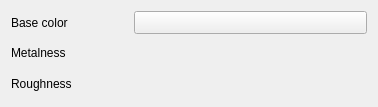
Before: the Qt Designer form src/ui/3d/metalroughmaterialwidget.ui in qgis/QGIS, drawn with Qt 5.
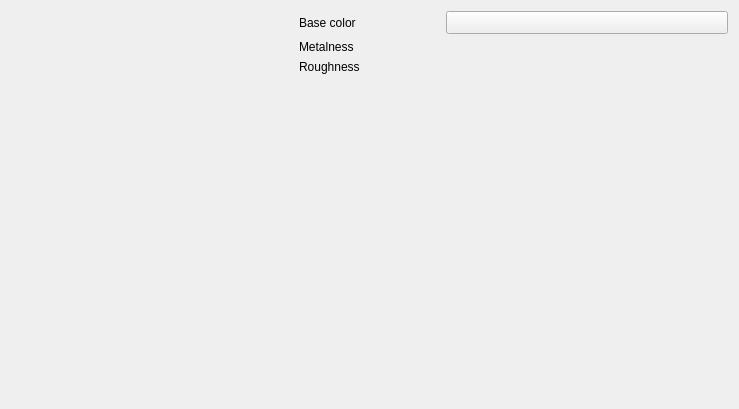
After: the same form once the commit is applied. Custom widgets are drawn as their Qt base class.

Commit message: Show material previews in most material configuration widgets

Patch:
```diff
--- a/src/ui/3d/metalroughmaterialwidget.ui
+++ b/src/ui/3d/metalroughmaterialwidget.ui
@@ -6,22 +6,43 @@
    <rect>
     <x>0</x>
     <y>0</y>
-    <width>378</width>
-    <height>107</height>
+    <width>739</width>
+    <height>409</height>
    </rect>
   </property>
   <property name="windowTitle">
    <string notr="true">Form</string>
   </property>
-  <layout class="QGridLayout" name="gridLayout" columnstretch="1,2">
-   <item row="0" column="0">
+  <layout class="QGridLayout" name="gridLayout" columnstretch="2,1,2">
+   <item row="2" column="1">
+    <widget class="QLabel" name="lblRoughness">
+     <property name="text">
+      <string>Roughness</string>
+     </property>
+    </widget>
+   </item>
+   <item row="0" column="1">
     <widget class="QLabel" name="lblSpecular">
      <property name="text">
       <string>Base color</string>
      </property>
     </widget>
    </item>
-   <item row="0" column="1">
+   <item row="1" column="1">
+    <widget class="QLabel" name="lblMetalness">
+     <property name="text">
+      <string>Metalness</string>
+     </property>
+    </widget>
+   </item>
+   <item row="1" column="2">
+    <widget class="QgsPercentageWidget" name="mMetalnessWidget" native="true">
+     <property name="focusPolicy">
+      <enum>Qt::FocusPolicy::StrongFocus</enum>
+     </property>
+    </widget>
+   </item>
+   <item row="0" column="2">
     <widget class="QgsColorButton" name="mButtonBaseColor">
      <property name="sizePolicy">
       <sizepolicy hsizetype="Expanding" vsizetype="Fixed">
@@ -37,34 +58,36 @@
      </property>
     </widget>
    </item>
-   <item row="1" column="0">
-    <widget class="QLabel" name="lblShininess">
-     <property name="text">
-      <string>Metalness</string>
-     </property>
-    </widget>
-   </item>
-   <item row="1" column="1">
-    <widget class="QgsPercentageWidget" name="mMetalnessWidget" native="true">
-     <property name="focusPolicy">
-      <enum>Qt::FocusPolicy::StrongFocus</enum>
-     </property>
-    </widget>
-   </item>
-   <item row="2" column="0">
-    <widget class="QLabel" name="lblShininess_2">
-     <property name="text">
-      <string>Roughness</string>
-     </property>
-    </widget>
-   </item>
-   <item row="2" column="1">
+   <item row="2" column="2">
     <widget class="QgsPercentageWidget" name="mRoughnessWidget" native="true">
      <property name="focusPolicy">
       <enum>Qt::FocusPolicy::StrongFocus</enum>
      </property>
     </widget>
    </item>
+   <item row="3" column="1">
+    <spacer name="verticalSpacer">
+     <property name="orientation">
+      <enum>Qt::Orientation::Vertical</enum>
+     </property>
+     <property name="sizeHint" stdset="0">
+      <size>
+       <width>20</width>
+       <height>40</height>
+      </size>
+     </property>
+    </spacer>
+   </item>
+   <item row="0" column="0" rowspan="4">
+    <widget class="QgsMaterialPreviewWidget" name="mPreviewWidget" native="true">
+     <property name="minimumSize">
+      <size>
+       <width>200</width>
+       <height>200</height>
+      </size>
+     </property>
+    </widget>
+   </item>
   </layout>
  </widget>
  <customwidgets>
@@ -75,9 +98,10 @@
    <container>1</container>
   </customwidget>
   <customwidget>
-   <class>QgsDoubleSpinBox</class>
-   <extends>QDoubleSpinBox</extends>
-   <header>qgsdoublespinbox.h</header>
+   <class>QgsMaterialPreviewWidget</class>
+   <extends>QWidget</extends>
+   <header>qgsmaterialpreviewwidget.h</header>
+   <container>1</container>
   </customwidget>
   <customwidget>
    <class>QgsPercentageWidget</class>
```
The commit also changes 16 other files.
